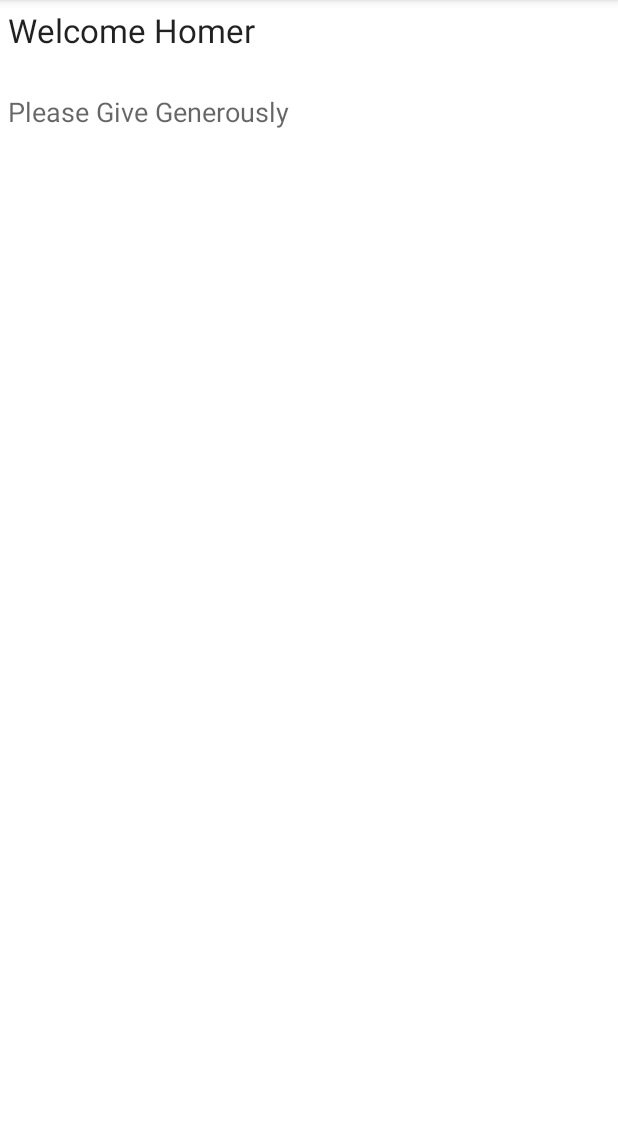
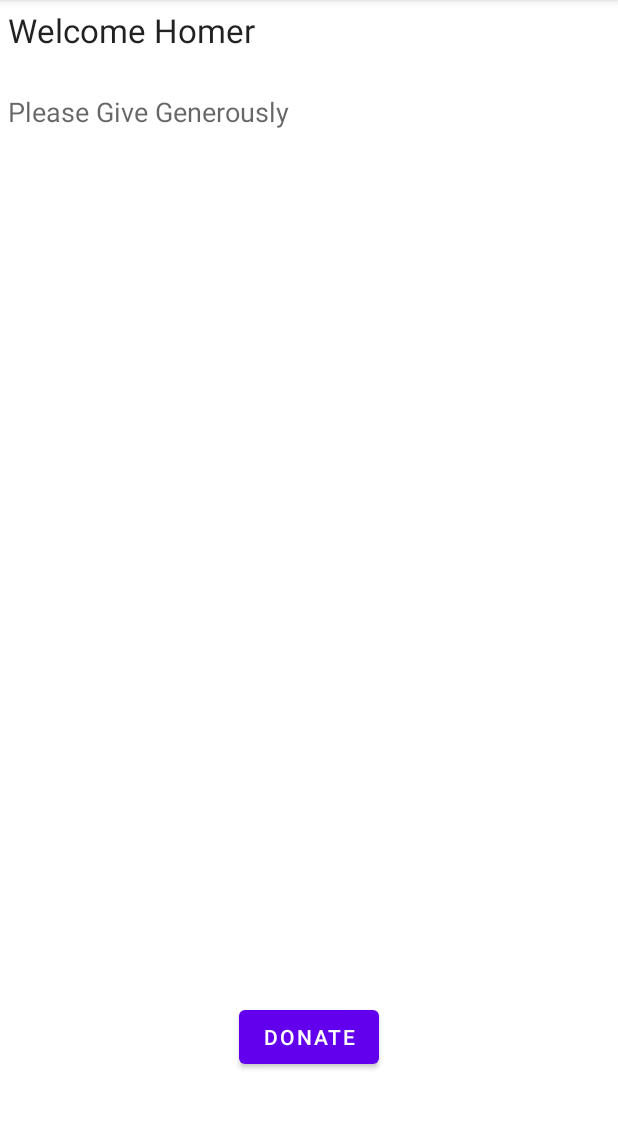
Before and after one commit to Dinh-Nam-Truong/Donation, an Android app: the screen it shows after launch (MainActivity), on a phone screen of 412 x 824 dp, the part 84-1213 px from its top. Run offline under Robolectric (Android 15) with nearby library versions, the phone set to English and light mode, and no system bars.

Commit message:
bai thuc hanh so 2

```diff
--- a/app/src/main/java/com/example/donation10/MainActivity.java
+++ b/app/src/main/java/com/example/donation10/MainActivity.java
@@ -1,14 +1,30 @@
 package com.example.donation10;
+
+import android.os.Bundle;
+import android.util.Log;
+import android.view.View;
+import android.widget.Button;
 
 import androidx.appcompat.app.AppCompatActivity;
 
-import android.os.Bundle;
-
 public class MainActivity extends AppCompatActivity {
+    private Button donateButton;
 
     @Override
     protected void onCreate(Bundle savedInstanceState) {
         super.onCreate(savedInstanceState);
         setContentView(R.layout.activity_main);
+        donateButton = findViewById(R.id.donateButton);
+        if (donateButton != null)
+        {
+            Log.v("Donate", "Really got the donate button");
+        }
+        donateButton.setOnClickListener(new View.OnClickListener() {
+            @Override
+            public void onClick(View v) {
+                Log.v("Donate", "Donate Pressed!");
+            }
+        });
     }
+
 }
--- a/app/src/main/res/layout/activity_main.xml
+++ b/app/src/main/res/layout/activity_main.xml
@@ -26,4 +26,12 @@
         android:layout_alignParentStart="true"
         android:layout_marginTop="27dp"
         android:layout_alignEnd="@+id/donateTitle" />
+    <Button
+        android:layout_width="wrap_content"
+        android:layout_height="wrap_content"
+        android:text="@string/donateButton"
+        android:id="@+id/donateButton"
+        android:layout_alignParentBottom="true"
+        android:layout_centerHorizontal="true"
+        android:layout_marginBottom="47dp" />
 </RelativeLayout>
--- a/app/src/main/res/values/strings.xml
+++ b/app/src/main/res/values/strings.xml
@@ -3,4 +3,5 @@
     <string name="action_settings">Settings</string>
     <string name="donateTitle">Welcome Homer</string>
     <string name="donateSubtitle">Please Give Generously</string>
+    <string name="donateButton">Donate</string>
 </resources>
```
Also changed, not shown: 1 other file.
